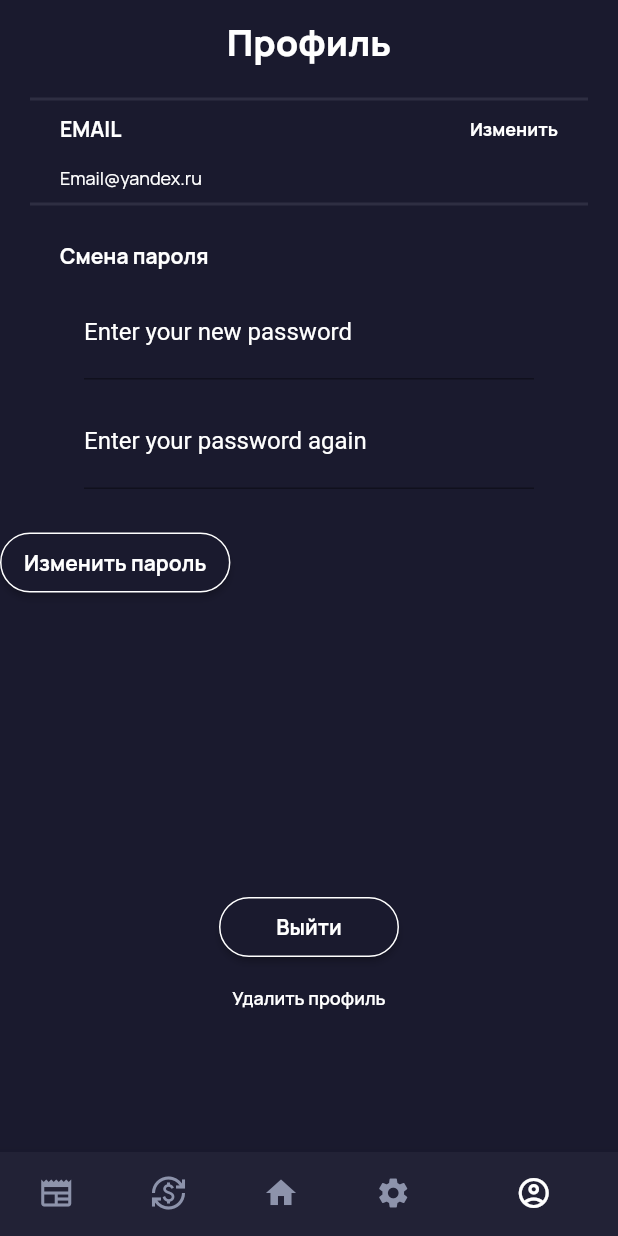
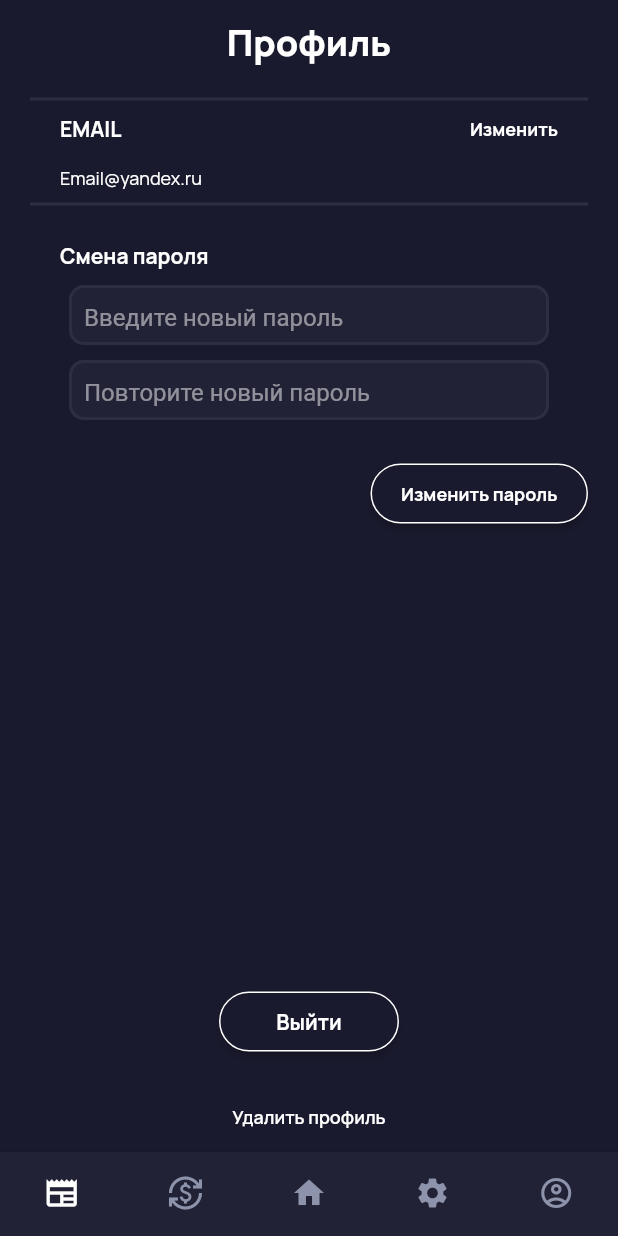
Before and after one commit to EvseevArtem26/SugarDuck, a Flutter app: the AccountPage screen opened by its route, on a phone screen of 412 x 824 dp. Run offline on Flutter 3.47's test engine with Material 2 defaults, Android fonts, the phone set to English and light mode, and no system bars; our stand-ins replace card_swiper, dropdown_button2, google_fonts, pie_chart.

Commit message:
Major refactor of account page

```diff
--- a/lib/account.dart
+++ b/lib/account.dart
@@ -1,11 +1,6 @@
 import 'package:google_fonts/google_fonts.dart';
 import 'package:flutter/material.dart';
-
-
-void main() => runApp(const MaterialApp(
-  debugShowCheckedModeBanner: false,
-  home: AccountPage(),
-));
+import './components/navbar.dart';
 
 
 class AccountPage extends StatefulWidget {
@@ -34,16 +29,16 @@ class _AccountPageState extends State<AccountPage> {
       ),
     ),
     body: Container(
-        color: Color.fromARGB(255, 26, 26, 46),
+        alignment: Alignment.center,
+        color: const Color.fromARGB(255, 26, 26, 46),
         child: Column(
             children: [
-              const Padding(
-                padding: EdgeInsets.only(left:20, right:20),
-                child: Divider(
+              const Divider(
                 height: 20,
                 thickness: 2,
-                  color: const Color.fromARGB(255,46,46,66),
-                ),
+                color: Color.fromARGB(255,46,46,66),
+                indent: 20,
+                endIndent: 20
               ),
               Row(
                 mainAxisAlignment: MainAxisAlignment.spaceBetween,
@@ -59,7 +54,7 @@ class _AccountPageState extends State<AccountPage> {
                   Padding(
                     padding: const EdgeInsets.only(right: 40),
                     child: GestureDetector(
-                      onTap: (){},
+                      onTap: (){Navigator.pushNamed(context, '/account/email');},
                       child: Text("Изменить", style: GoogleFonts.manrope(
                           fontSize: 12,
                           fontWeight: FontWeight.w700,
@@ -78,13 +73,12 @@ class _AccountPageState extends State<AccountPage> {
                   ),
                 ],
               ),
-              const Padding(
-                padding: const EdgeInsets.only(left:20, right:20),
-                child: Divider(
+              const Divider(
                 height: 20,
                 thickness: 2,
-                  color: const Color.fromARGB(255,46,46,66),
-                ),
+                color:Color.fromARGB(255,46,46,66),
+                indent: 20,
+                endIndent: 20
               ),
               Row(
                 children: [
@@ -100,50 +94,109 @@ class _AccountPageState extends State<AccountPage> {
               Form(
                   child: Column(
                     children: <Widget>[
-                      SizedBox(
-                        child: TextFormField(
+                      TextFormField(
                         cursorColor: Colors.white,
-                          decoration: const InputDecoration(labelText: "Enter your new password", labelStyle: TextStyle(color: Colors.white, fontSize: 16)),
+                        decoration: const InputDecoration(
+                          constraints: BoxConstraints.tightFor(
+                            width: 320,
+                            height: 40
+                          ),
+                          contentPadding: EdgeInsets.symmetric(horizontal: 10),
+                          focusedBorder: OutlineInputBorder(
+                            borderRadius: BorderRadius.all(Radius.circular(10)),
+                            borderSide: BorderSide(
+                              width: 2,
+                              color: Color.fromARGB(255, 46, 46, 66),
+                            ),
+                          ),
+                          fillColor: Color.fromARGB(255, 34, 34, 54),
+                          filled: true,
+                          enabledBorder: OutlineInputBorder(
+                            borderRadius: BorderRadius.all(Radius.circular(10)),
+                            borderSide: BorderSide(
+                              width: 2,
+                              color: Color.fromARGB(255, 46, 46, 66),
+                            )
+                          ),
+                          hintText: "Введите новый пароль",
+                          hintStyle: TextStyle(
+                            color: Color.fromARGB(128, 255, 255, 255),
+                            fontWeight: FontWeight.w400,
+                            fontSize: 16
+                          ),
+                        ),
                         keyboardType: TextInputType.emailAddress,
                         maxLines: 1,
                         style: _sizeTextWhite,
                       ),
-                        width: 300.0,
+                      Padding(
+                        child: TextFormField(
+                          decoration: const InputDecoration(
+                            constraints: BoxConstraints.tightFor(
+                              width: 320,
+                              height: 40
                             ),
-                      Container(
-                        child: TextFormField(
-                          decoration: const InputDecoration(labelText: "Enter your password again", focusColor: Colors.white, iconColor: Colors.white, labelStyle: TextStyle(color: Colors.white, fontSize: 16)),
+                            contentPadding: EdgeInsets.symmetric(horizontal: 10),
+                            focusedBorder: OutlineInputBorder(
+                              borderRadius: BorderRadius.all(Radius.circular(10)),
+                              borderSide: BorderSide(
+                                width: 2,
+                                color: Color.fromARGB(255, 46, 46, 66),
+                              ),
+                            ),
+                            fillColor: Color.fromARGB(255, 34, 34, 54),
+                            filled: true,
+                            enabledBorder: OutlineInputBorder(
+                              borderRadius: BorderRadius.all(Radius.circular(10)),
+                              borderSide: BorderSide(
+                                width: 2,
+                                color: Color.fromARGB(255, 46, 46, 66),
+                              )
+                            ),
+                            hintText: "Повторите новый пароль",
+                            hintStyle: TextStyle(
+                              color: Color.fromARGB(128, 255, 255, 255),
+                              fontWeight: FontWeight.w400,
+                              fontSize: 16
+                            ),
+                          ),
                           obscureText: true,
                           maxLines: 1,
                           style: _sizeTextWhite,
                         ),
-                        width: 300.0,
-                        padding: const EdgeInsets.only(top: 10.0),
+                        padding: const EdgeInsets.only(top: 10.0, bottom: 25),
                       ),
-                      Row(
-                        children: [
-                          Padding(
-                            padding: const EdgeInsets.only(top: 25.0, bottom: 15, right: 20),
+                      Container(
+                        width: double.infinity,
+                        padding: const EdgeInsets.symmetric(horizontal: 20),
+                        alignment: Alignment.centerRight,
+                        child: SizedBox(
+                          width: 145,
                           child: MaterialButton(
                             elevation: null,
                             onPressed: (){},
                             color: const Color.fromARGB(255, 26, 26, 46),
                             splashColor: Colors.white,
                             height: 40.0,
-                              minWidth: 120.0,
                             shape: RoundedRectangleBorder(
                                 borderRadius: BorderRadius.circular(20),
                                 side: BorderSide(color: Colors.white)),
+                            child: Center(
                               child: Text(
                                 "Изменить пароль",
-                                style: GoogleFonts.manrope(fontSize: 14, fontWeight: FontWeight.w700, color: const Color.fromARGB(255, 255, 255, 255)),
+                                softWrap: false,
+                                style: GoogleFonts.manrope(fontSize: 12, fontWeight: FontWeight.w700, color: const Color.fromARGB(255, 255, 255, 255)),
+                              ),
+                            ),
                           ),
                         ),
                       ),
                     ],
+                  )
               ),
+              const Spacer(),
               Padding(
-                        padding: const EdgeInsets.only(top: 180.0, bottom: 15),
+                padding: const EdgeInsets.only(bottom: 15),
                 child: MaterialButton(
                   elevation: null,
                   onPressed: (){},
@@ -160,53 +213,22 @@ class _AccountPageState extends State<AccountPage> {
                   ),
                 ),
               ),
-                      Center(
-                        child: GestureDetector(
-                            onTap: (){
+              TextButton(
+                onPressed: (){
                   Feedback.forTap(context);
                 },
-                            child: Text("Удалить профиль",
-                              style: GoogleFonts.manrope(fontSize: 12, fontWeight: FontWeight.w600, color: const Color.fromARGB(255, 255, 255, 255)),)),
+                child: Text(
+                  "Удалить профиль",
+                  style: GoogleFonts.manrope(
+                    fontSize: 12,
+                    fontWeight: FontWeight.w600,
+                    color: const Color.fromARGB(255, 255, 255, 255)
                   ),
-                    ],
-                  )),
+                )
+              ),
             ]
         )
     ),
-    bottomNavigationBar: BottomNavigationBar(
-      currentIndex: 4,
-      items: const [
-        BottomNavigationBarItem(
-          icon:Icon(Icons.newspaper_outlined),
-          label: "Новости",
-          backgroundColor: Color.fromARGB(255, 34, 34, 54),
-        ),
-        BottomNavigationBarItem(
-          icon: Icon(Icons.currency_exchange_outlined),
-          label: "Курсы валют",
-          backgroundColor: Color.fromARGB(255, 34, 34, 54),
-        ),
-        BottomNavigationBarItem(
-          icon: Icon(Icons.home),
-          label: "Главная",
-          backgroundColor: Color.fromARGB(255, 34, 34, 54),
-        ),
-        BottomNavigationBarItem(
-          icon: Icon(Icons.settings),
-          label: "Настройки",
-          backgroundColor: Color.fromARGB(255, 34, 34, 54),
-        ),
-        BottomNavigationBarItem(
-          icon: Icon(Icons.account_circle_outlined),
-          label: "Профиль",
-          backgroundColor: Color.fromARGB(255, 34, 34, 54),
-
-        ),
-      ],
-      showSelectedLabels: false,
-      unselectedItemColor: const Color.fromARGB(255, 141, 147, 171),
-      selectedItemColor: const Color.fromARGB(255, 255, 255, 255),
-
-    ),
+    bottomNavigationBar: NavBar()
   );
 }
```
Lines whose indentation alone changed are shown as unchanged.
